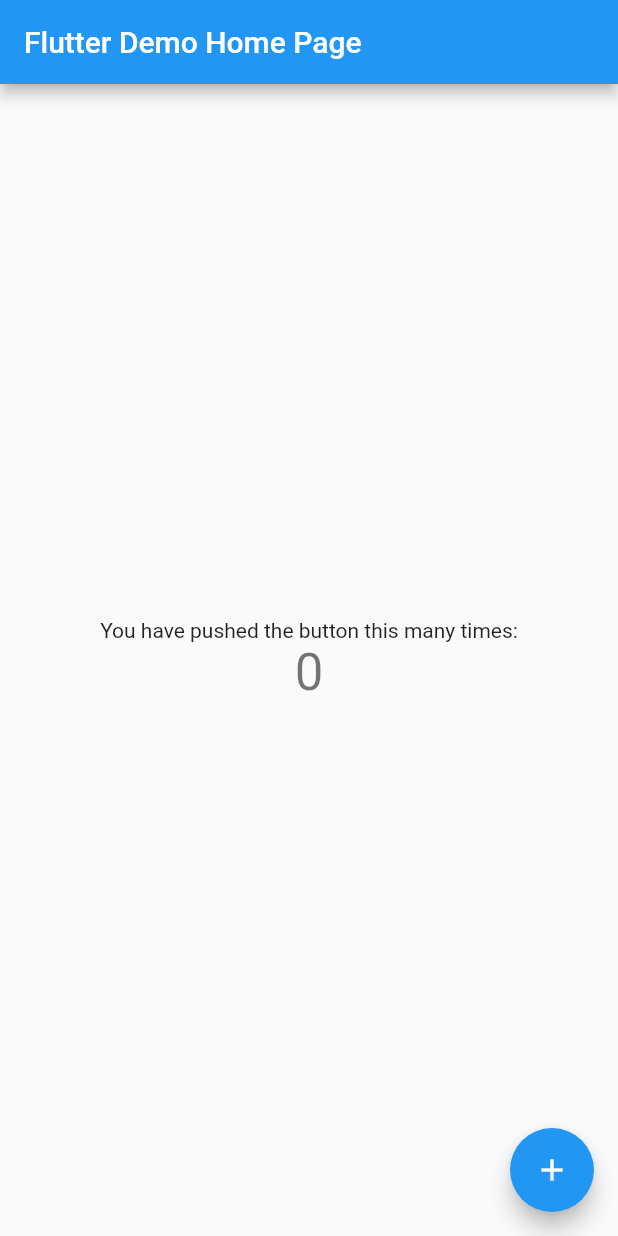
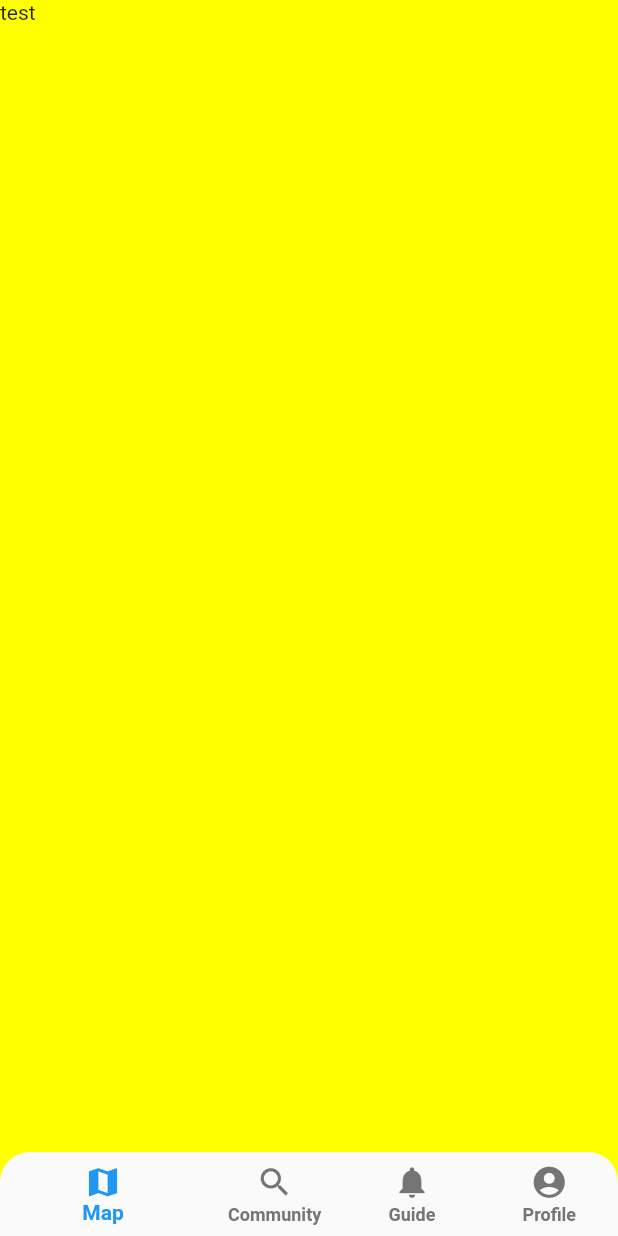
Before and after one commit to Rolling-Together/RollingTogether, a Flutter app: the screen it shows after launch, on a phone screen of 412 x 824 dp. Run offline on Flutter 3.47's test engine with Material 2 defaults, Android fonts, the phone set to English and light mode, and no system bars.

Commit message:
feat: add widget & setting

```diff
--- /dev/null
+++ b/lib/commons/widgets/bottom_navbar.dart
@@ -0,0 +1,62 @@
+import 'package:flutter/material.dart';
+
+import '../../ui/screens/community_screen.dart';
+import '../../ui/screens/guide_screen.dart';
+import '../../ui/screens/init_map_screen.dart';
+import '../../ui/screens/profile_screen.dart';
+
+
+class BottomNavbar extends StatefulWidget {
+  @override
+  _BottomNavbarState createState() => _BottomNavbarState();
+}
+
+class _BottomNavbarState extends State<BottomNavbar> {
+  int _selectedIndex = 0;
+  final _pages = [ InitMapScreen(), CommunityScreen(), GuideScreen(), ProfileScreen() ];
+
+  void _onItemTapped(int index) {
+    setState(() {
+      _selectedIndex = index;
+    });
+  }
+
+  @override
+  Widget build(BuildContext context) {
+    return BottomNavigationBar(
+      //backgroundColor: Colors.yellowAccent,
+      iconSize: 25.0,
+      elevation: 10,
+      selectedIconTheme: const IconThemeData(color: Colors.blue),
+      selectedItemColor: Colors.blue,
+      selectedLabelStyle: const TextStyle(fontWeight: FontWeight.bold),
+      unselectedIconTheme: IconThemeData(color: Colors.grey[600]),
+      unselectedItemColor: Colors.grey[600],
+      unselectedLabelStyle: const TextStyle(
+        fontWeight: FontWeight.bold,
+      ),
+      showSelectedLabels: true,
+      showUnselectedLabels: true,
+        currentIndex: _selectedIndex,
+        onTap: _onItemTapped,
+        items: const <BottomNavigationBarItem>[
+          BottomNavigationBarItem(
+            icon: Icon(Icons.map),
+            label: 'Map',
+          ),
+          BottomNavigationBarItem(
+            icon: Icon(Icons.search),
+            label: 'Community',
+          ),
+          BottomNavigationBarItem(
+            icon: Icon(Icons.notifications),
+            label: 'Guide',
+          ),
+          BottomNavigationBarItem(
+            icon: Icon(Icons.account_circle),
+            label: 'Profile',
+          ),
+        ],
+    );
+  }
+}
--- a/lib/main.dart
+++ b/lib/main.dart
@@ -1,92 +1,14 @@
 import 'package:flutter/material.dart';
+import 'ui/screens/init_map_screen.dart';
 
-void main() {
-  runApp(const MyApp());
-}
+
+void main() => runApp(MyApp());
 
 class MyApp extends StatelessWidget {
-  const MyApp({super.key});
-
-
   @override
   Widget build(BuildContext context) {
     return MaterialApp(
-      title: 'Flutter Demo',
-      theme: ThemeData(
-        primarySwatch: Colors.blue,
-      ),
-      home: const MyHomePage(title: 'Flutter Demo Home Page'),
+      home: InitMapScreen(),
     );
   }
 }
-
-class MyHomePage extends StatefulWidget {
-  const MyHomePage({super.key, required this.title});
-  final String title;
-
-  @override
-  State<MyHomePage> createState() => _MyHomePageState();
-}
-
-class _MyHomePageState extends State<MyHomePage> {
-  int _counter = 0;
-
-  void _incrementCounter() {
-    setState(() {
-
-      _counter++;
-    });
-  }
-
-  @override
-  Widget build(BuildContext context) {
-    // This method is rerun every time setState is called, for instance as done
-    // by the _incrementCounter method above.
-    //
-    // The Flutter framework has been optimized to make rerunning build methods
-    // fast, so that you can just rebuild anything that needs updating rather
-    // than having to individually change instances of widgets.
-    return Scaffold(
-      appBar: AppBar(
-        // Here we take the value from the MyHomePage object that was created by
-        // the App.build method, and use it to set our appbar title.
-        title: Text(widget.title),
-      ),
-      body: Center(
-        // Center is a layout widget. It takes a single child and positions it
-        // in the middle of the parent.
-        child: Column(
-          // Column is also a layout widget. It takes a list of children and
-          // arranges them vertically. By default, it sizes itself to fit its
-          // children horizontally, and tries to be as tall as its parent.
-          //
-          // Invoke "debug painting" (press "p" in the console, choose the
-          // "Toggle Debug Paint" action from the Flutter Inspector in Android
-          // Studio, or the "Toggle Debug Paint" command in Visual Studio Code)
-          // to see the wireframe for each widget.
-          //
-          // Column has various properties to control how it sizes itself and
-          // how it positions its children. Here we use mainAxisAlignment to
-          // center the children vertically; the main axis here is the vertical
-          // axis because Columns are vertical (the cross axis would be
-          // horizontal).
-          mainAxisAlignment: MainAxisAlignment.center,
-          children: <Widget>[
-            const Text(
-              'You have pushed the button this many times:',
-            ),
-            Text(
-              '$_counter',
-              style: Theme.of(context).textTheme.headline4,
-            ),
-          ],
-        ),
-      ),
-      floatingActionButton: FloatingActionButton(
-        onPressed: _incrementCounter,
-        tooltip: 'Increment',
-        child: const Icon(Icons.add),
-      ), // This trailing comma makes auto-formatting nicer for build methods.
-    );
-  }
-}
--- /dev/null
+++ b/lib/ui/screens/init_map_screen.dart
@@ -0,0 +1,20 @@
+import 'package:flutter/material.dart';
+
+import '../../commons/widgets/bottom_navbar.dart';
+
+class InitMapScreen extends StatelessWidget {
+  const InitMapScreen({Key? key}) : super(key: key);
+
+  @override
+  Widget build(BuildContext context) {
+    return Scaffold(
+      backgroundColor: Colors.yellowAccent,
+      body: Text('test'),
+        bottomNavigationBar: ClipRRect(
+          borderRadius: BorderRadius.only(
+              topLeft: Radius.circular(20.0), topRight: Radius.circular(20.0)),
+          child: BottomNavbar(),
+        ),
+    );
+  }
+}
```
Also changed, not shown: lib/commons/utils/bottom_sheet.dart (added, +38 -0 lines), lib/commons/utils/button.dart (added, +35 -0 lines), lib/ui/screens/community_screen.dart (added, +12 -0 lines), lib/ui/screens/guide_screen.dart (added, +10 -0 lines), lib/ui/screens/profile_screen.dart (added, +10 -0 lines), lib/commons/utils/empty.dart (deleted), lib/commons/widgets/empty.dart (deleted), lib/ui/widgets/empty.dart (deleted).
